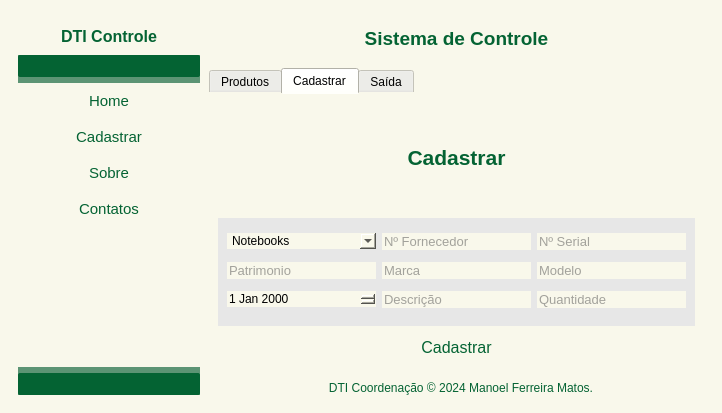
This is ui_main.ui in ManelFer/SistemaDti1 as Qt 5 draws it before an edit. The edited form follows.
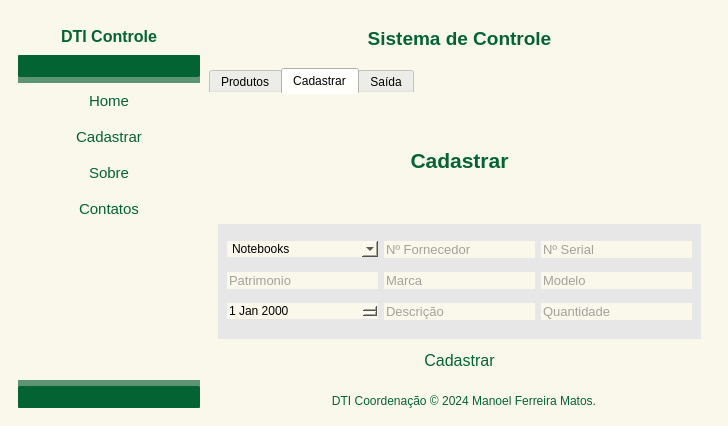
This is the edited form. Icons and pictures are not drawn.

Commit message:
atualização
atualização no designer

The edit to the form file:
```diff
--- a/ui_main.ui
+++ b/ui_main.ui
@@ -6,8 +6,8 @@
    <rect>
     <x>0</x>
     <y>0</y>
-    <width>722</width>
-    <height>413</height>
+    <width>728</width>
+    <height>426</height>
    </rect>
   </property>
   <property name="windowTitle">
@@ -142,8 +142,8 @@
               <rect>
                <x>0</x>
                <y>0</y>
-               <width>168</width>
-               <height>277</height>
+               <width>174</width>
+               <height>290</height>
               </rect>
              </property>
              <property name="styleSheet">
```
Left out of the diff: 4 changed lines with no effect on the pictures.
